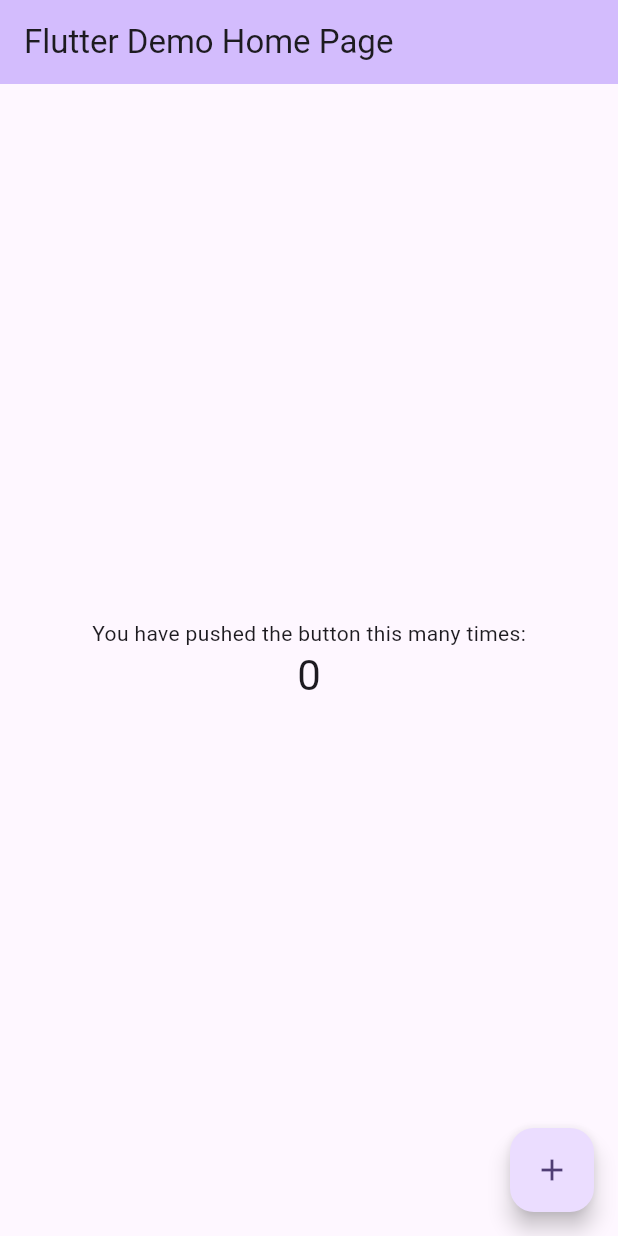
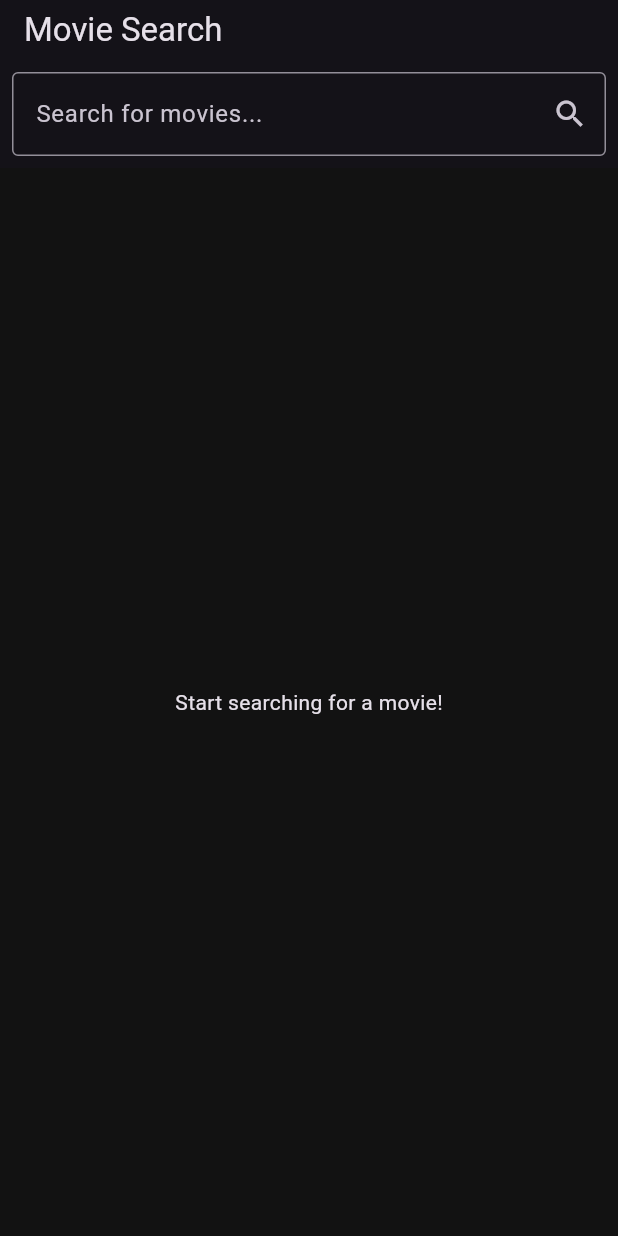
Before and after one commit to ansh-lowanshi/movie_search_app, a Flutter app: the screen it shows after launch, on a phone screen of 412 x 824 dp. Run offline on Flutter 3.47's test engine with Material 3 defaults, Android fonts, the phone set to English and light mode, and no system bars; our stand-ins replace equatable, flutter_bloc, flutter_dotenv.

Commit message:
basic ui with working done

```diff
--- a/lib/main.dart
+++ b/lib/main.dart
@@ -1,126 +1,38 @@
 import 'package:flutter/material.dart';
+import 'package:flutter_bloc/flutter_bloc.dart';
 import 'package:flutter_dotenv/flutter_dotenv.dart';
+import 'bloc/search_cubit.dart';
+import 'data/movie_repository.dart';
+import 'presentation/screens/search_screen.dart';
 
 Future<void> main() async {
-  // Load the .env file before running the app
+  // Load the .env file
   await dotenv.load(fileName: ".env");
-
   runApp(const MyApp());
 }
 
 class MyApp extends StatelessWidget {
   const MyApp({super.key});
 
-  // This widget is the root of your application.
   @override
   Widget build(BuildContext context) {
-    return MaterialApp(
-      title: 'Flutter Demo',
-      theme: ThemeData(
-        // This is the theme of your application.
-        //
-        // TRY THIS: Try running your application with "flutter run". You'll see
-        // the application has a purple toolbar. Then, without quitting the app,
-        // try changing the seedColor in the colorScheme below to Colors.green
-        // and then invoke "hot reload" (save your changes or press the "hot
-        // reload" button in a Flutter-supported IDE, or press "r" if you used
-        // the command line to start the app).
-        //
-        // Notice that the counter didn't reset back to zero; the application
-        // state is not lost during the reload. To reset the state, use hot
-        // restart instead.
-        //
-        // This works for code too, not just values: Most code changes can be
-        // tested with just a hot reload.
-        colorScheme: ColorScheme.fromSeed(seedColor: Colors.deepPurple),
+    // We provide the repository and cubit at the top of the widget tree.
+    return RepositoryProvider(
+      create: (context) => MovieRepository(),
+      child: BlocProvider(
+        create: (context) => SearchCubit(
+          context.read<MovieRepository>(),
+        ),
+        child: MaterialApp(
+          title: 'Movie Search App',
+          debugShowCheckedModeBanner: false,
+          theme: ThemeData.dark().copyWith(
+            primaryColor: Colors.amber,
+            scaffoldBackgroundColor: const Color(0xFF121212),
+          ),
+          home: const SearchScreen(),
+        ),
       ),
-      home: const MyHomePage(title: 'Flutter Demo Home Page'),
     );
   }
 }
-
-class MyHomePage extends StatefulWidget {
-  const MyHomePage({super.key, required this.title});
-
-  // This widget is the home page of your application. It is stateful, meaning
-  // that it has a State object (defined below) that contains fields that affect
-  // how it looks.
-
-  // This class is the configuration for the state. It holds the values (in this
-  // case the title) provided by the parent (in this case the App widget) and
-  // used by the build method of the State. Fields in a Widget subclass are
-  // always marked "final".
-
-  final String title;
-
-  @override
-  State<MyHomePage> createState() => _MyHomePageState();
-}
-
-class _MyHomePageState extends State<MyHomePage> {
-  int _counter = 0;
-
-  void _incrementCounter() {
-    setState(() {
-      // This call to setState tells the Flutter framework that something has
-      // changed in this State, which causes it to rerun the build method below
-      // so that the display can reflect the updated values. If we changed
-      // _counter without calling setState(), then the build method would not be
-      // called again, and so nothing would appear to happen.
-      _counter++;
-    });
-  }
-
-  @override
-  Widget build(BuildContext context) {
-    // This method is rerun every time setState is called, for instance as done
-    // by the _incrementCounter method above.
-    //
-    // The Flutter framework has been optimized to make rerunning build methods
-    // fast, so that you can just rebuild anything that needs updating rather
-    // than having to individually change instances of widgets.
-    return Scaffold(
-      appBar: AppBar(
-        // TRY THIS: Try changing the color here to a specific color (to
-        // Colors.amber, perhaps?) and trigger a hot reload to see the AppBar
-        // change color while the other colors stay the same.
-        backgroundColor: Theme.of(context).colorScheme.inversePrimary,
-        // Here we take the value from the MyHomePage object that was created by
-        // the App.build method, and use it to set our appbar title.
-        title: Text(widget.title),
-      ),
-      body: Center(
-        // Center is a layout widget. It takes a single child and positions it
-        // in the middle of the parent.
-        child: Column(
-          // Column is also a layout widget. It takes a list of children and
-          // arranges them vertically. By default, it sizes itself to fit its
-          // children horizontally, and tries to be as tall as its parent.
-          //
-          // Column has various properties to control how it sizes itself and
-          // how it positions its children. Here we use mainAxisAlignment to
-          // center the children vertically; the main axis here is the vertical
-          // axis because Columns are vertical (the cross axis would be
-          // horizontal).
-          //
-          // TRY THIS: Invoke "debug painting" (choose the "Toggle Debug Paint"
-          // action in the IDE, or press "p" in the console), to see the
-          // wireframe for each widget.
-          mainAxisAlignment: MainAxisAlignment.center,
-          children: <Widget>[
-            const Text('You have pushed the button this many times:'),
-            Text(
-              '$_counter',
-              style: Theme.of(context).textTheme.headlineMedium,
-            ),
-          ],
-        ),
-      ),
-      floatingActionButton: FloatingActionButton(
-        onPressed: _incrementCounter,
-        tooltip: 'Increment',
-        child: const Icon(Icons.add),
-      ), // This trailing comma makes auto-formatting nicer for build methods.
-    );
-  }
-}
--- /dev/null
+++ b/lib/presentation/screens/search_screen.dart
@@ -0,0 +1,156 @@
+import 'package:flutter/material.dart';
+import 'package:flutter_bloc/flutter_bloc.dart';
+import '../../bloc/search_cubit.dart';
+import '../../bloc/search_state.dart';
+import '../widgets/movie_card.dart';
+import 'movie_detail_screen.dart';
+
+// We convert this to a StatefulWidget to store the last query for the retry button
+class SearchScreen extends StatefulWidget {
+  const SearchScreen({super.key});
+
+  @override
+  State<SearchScreen> createState() => _SearchScreenState();
+}
+
+class _SearchScreenState extends State<SearchScreen> {
+  String _lastQuery = '';
+  final TextEditingController _searchController = TextEditingController();
+
+  @override
+  Widget build(BuildContext context) {
+    return Scaffold(
+      appBar: AppBar(
+        title: const Text('Movie Search'),
+        bottom: PreferredSize(
+          preferredSize: const Size.fromHeight(kToolbarHeight),
+          child: Padding(
+            padding: const EdgeInsets.all(8.0),
+            child: TextField(
+              controller: _searchController,
+              onSubmitted: (query) {
+                if (query.isNotEmpty) {
+                  _lastQuery = query; // Save the last query
+                  context.read<SearchCubit>().searchMovies(query);
+                }
+              },
+              decoration: InputDecoration(
+                hintText: 'Search for movies...',
+                suffixIcon: IconButton(
+                  icon: const Icon(Icons.search),
+                  onPressed: () {
+                    final query = _searchController.text;
+                    if (query.isNotEmpty) {
+                      _lastQuery = query; // Save the last query
+                      context.read<SearchCubit>().searchMovies(query);
+                    }
+                  },
+                ),
+                border: const OutlineInputBorder(),
+              ),
+            ),
+          ),
+        ),
+      ),
+      body: BlocBuilder<SearchCubit, SearchState>(
+        builder: (context, state) {
+          if (state is SearchInitial) {
+            return const Center(child: Text('Start searching for a movie!'));
+          }
+          if (state is SearchLoading) {
+            return const Center(child: CircularProgressIndicator());
+          }
+          if (state is SearchLoaded) {
+            if (state.movies.isEmpty) {
+              return const Center(child: Text('No movies found for that query.'));
+            }
+            return OrientationBuilder(
+              builder: (context, orientation) {
+                final isPortrait = orientation == Orientation.portrait;
+                return GridView.builder(
+                  padding: const EdgeInsets.all(8.0),
+                  gridDelegate: SliverGridDelegateWithFixedCrossAxisCount(
+                    crossAxisCount: isPortrait ? 2 : 4,
+                    childAspectRatio: 0.7,
+                    crossAxisSpacing: 8.0,
+                    mainAxisSpacing: 8.0,
+                  ),
+                  itemCount: state.movies.length,
+                  itemBuilder: (context, index) {
+                    final movie = state.movies[index];
+                    return InkWell(
+                      onTap: () {
+                        Navigator.push(
+                          context,
+                          MaterialPageRoute(
+                            builder: (context) => MovieDetailScreen(movie: movie),
+                          ),
+                        );
+                      },
+                      child: MovieCard(movie: movie),
+                    );
+                  },
+                );
+              },
+            );
+          }
+          if (state is SearchError) {
+            // Use our new, improved error widget
+            return _ErrorView(
+              message: state.message,
+              onRetry: () {
+                context.read<SearchCubit>().searchMovies(_lastQuery);
+              },
+            );
+          }
+          return const SizedBox.shrink(); // Fallback for any other state
+        },
+      ),
+    );
+  }
+
+  @override
+  void dispose() {
+    _searchController.dispose();
+    super.dispose();
+  }
+}
+
+
+// A dedicated widget for showing the error UI
+class _ErrorView extends StatelessWidget {
+  final String message;
+  final VoidCallback onRetry;
+
+  const _ErrorView({required this.message, required this.onRetry});
+
+  @override
+  Widget build(BuildContext context) {
+    return Center(
+      child: Padding(
+        padding: const EdgeInsets.all(20.0),
+        child: Column(
+          mainAxisAlignment: MainAxisAlignment.center,
+          children: [
+            const Icon(
+              Icons.wifi_off_rounded, // A fitting icon for the error
+              size: 60,
+              color: Colors.white54,
+            ),
+            const SizedBox(height: 20),
+            Text(
+              message,
+              textAlign: TextAlign.center,
+              style: const TextStyle(fontSize: 18, color: Colors.white70),
+            ),
+            const SizedBox(height: 20),
+            ElevatedButton(
+              onPressed: onRetry,
+              child: const Text('Retry'),
+            )
+          ],
+        ),
+      ),
+    );
+  }
+}
```
Also changed, not shown: lib/bloc/search_cubit.dart (+12 -5 lines), lib/presentation/screens/movie_detail_screen.dart (added, +68 -0 lines), lib/presentation/widgets/movie_card.dart (added, +28 -0 lines).
